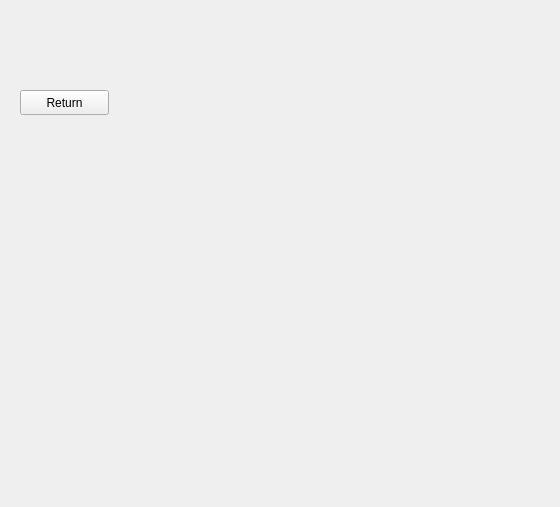
The window that gui/pages/captureToolPage.ui (jacv050/dataset-tools) describes before a commit, drawn with Qt 5.
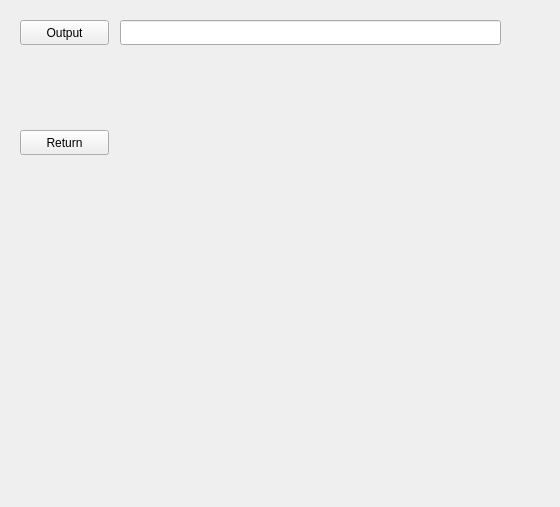
The same window after the commit.

Commit message: Added push button and edit text in interface for capture tool

```diff
--- a/gui/pages/captureToolPage.ui
+++ b/gui/pages/captureToolPage.ui
@@ -23,7 +23,7 @@
    <property name="geometry">
     <rect>
      <x>20</x>
-     <y>90</y>
+     <y>130</y>
      <width>89</width>
      <height>25</height>
     </rect>
@@ -32,6 +32,29 @@
     <string>Return</string>
    </property>
   </widget>
+  <widget class="QLineEdit" name="txtOutputDirectory">
+   <property name="geometry">
+    <rect>
+     <x>120</x>
+     <y>20</y>
+     <width>381</width>
+     <height>25</height>
+    </rect>
+   </property>
+  </widget>
+  <widget class="QPushButton" name="pbOutpu">
+   <property name="geometry">
+    <rect>
+     <x>20</x>
+     <y>20</y>
+     <width>89</width>
+     <height>25</height>
+    </rect>
+   </property>
+   <property name="text">
+    <string>Output</string>
+   </property>
+  </widget>
  </widget>
  <resources/>
  <connections/>
```
